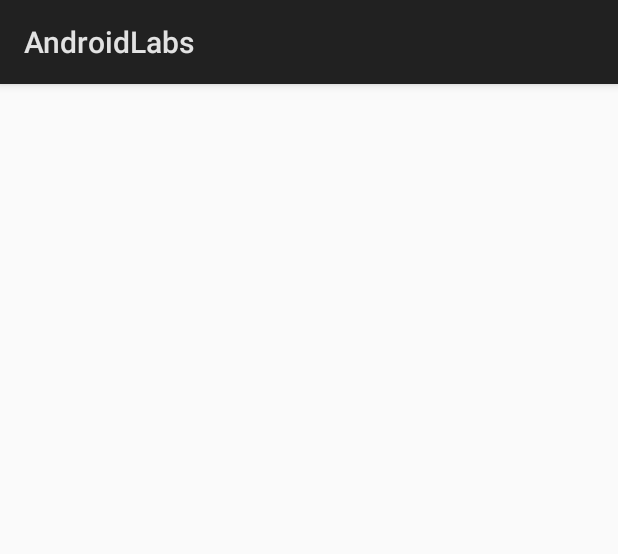
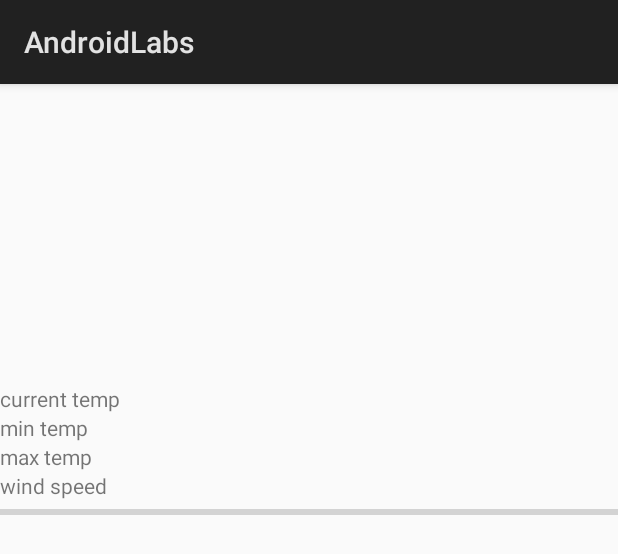
Before and after one commit to cherryholme/Cst2335Labs, an Android app: the layout activity_weather_fore_cast.xml on its own in the app's theme, with its tools: preview values and no code run, on a phone screen of 412 x 824 dp. Shown: the top 554 px of the screen. Run offline under Robolectric (Android 15) with nearby library versions, the phone set to English and light mode, and no system bars.

Commit message:
attempt 2 at commiting finished lab6

```diff
--- a/app/build.gradle
+++ b/app/build.gradle
@@ -8,6 +8,7 @@ android {
         targetSdkVersion 28
         versionCode 1
         versionName "1.0"
+        useLibrary "org.apache.http.legacy"
         testInstrumentationRunner "android.support.test.runner.AndroidJUnitRunner"
     }
     buildTypes {
@@ -25,4 +26,6 @@ dependencies {
     testImplementation 'junit:junit:4.12'
     androidTestImplementation 'com.android.support.test:runner:1.0.2'
     androidTestImplementation 'com.android.support.test.espresso:espresso-core:3.0.2'
+
+
 }
--- a/app/src/main/res/layout/activity_weather_fore_cast.xml
+++ b/app/src/main/res/layout/activity_weather_fore_cast.xml
@@ -1,9 +1,49 @@
 <?xml version="1.0" encoding="utf-8"?>
-<android.support.constraint.ConstraintLayout xmlns:android="http://schemas.android.com/apk/res/android"
-    xmlns:app="http://schemas.android.com/apk/res-auto"
+
+<LinearLayout android:orientation="vertical" xmlns:android="http://schemas.android.com/apk/res/android"
     xmlns:tools="http://schemas.android.com/tools"
     android:layout_width="match_parent"
     android:layout_height="match_parent"
     tools:context=".WeatherForeCast">
 
-</android.support.constraint.ConstraintLayout>
+    <ImageView
+        android:layout_width="200dp"
+        android:layout_height="200dp"
+        android:id="@+id/weatherImage"
+        />
+    <TextView
+        android:layout_width="wrap_content"
+        android:layout_height="wrap_content"
+        android:text="current temp"
+        android:id="@+id/currentTmp"
+
+        />
+    <TextView
+        android:layout_width="wrap_content"
+        android:layout_height="wrap_content"
+        android:text="min temp"
+        android:id="@+id/minTemp"
+        />
+    <TextView
+        android:layout_width="wrap_content"
+        android:layout_height="wrap_content"
+        android:text="max temp"
+        android:id="@+id/maxTmp"
+
+        />
+    <TextView
+        android:layout_width="wrap_content"
+        android:layout_height="wrap_content"
+        android:text="wind speed"
+        android:id="@+id/windSpd"
+        />
+
+    <ProgressBar
+        style="?android:attr/progressBarStyleHorizontal"
+        android:layout_width="match_parent"
+        android:layout_height="wrap_content"
+        android:visibility="visible"
+        android:id="@+id/progbar"/>
+
+
+</LinearLayout>
--- a/app/src/main/res/values/colors.xml
+++ b/app/src/main/res/values/colors.xml
@@ -1,6 +1,6 @@
 <?xml version="1.0" encoding="utf-8"?>
 <resources>
-    <color name="colorPrimary">#3F51B5</color>
+    <color name="colorPrimary">#0baa35</color>
     <color name="colorPrimaryDark">#303F9F</color>
-    <color name="colorAccent">#686768</color>
+    <color name="colorAccent">#e43703</color>
 </resources>
--- a/app/src/main/res/values/strings.xml
+++ b/app/src/main/res/values/strings.xml
@@ -21,5 +21,4 @@
 
 
 
-
 </resources>
--- a/build.gradle
+++ b/build.gradle
@@ -7,7 +7,7 @@ buildscript {
         jcenter()
     }
     dependencies {
-        classpath 'com.android.tools.build:gradle:3.2.0'
+        classpath 'com.android.tools.build:gradle:3.2.1'
 
 
         // NOTE: Do not place your application dependencies here; they belong
```
Also changed, not shown: app/src/main/AndroidManifest.xml (+4 -3 lines), app/src/main/java/com/example/chris/androidlabs/StartActivity.java (+10 -1 lines), app/src/main/java/com/example/chris/androidlabs/WeatherForeCast.java (+163 -1 lines), app/src/main/res/layout/activity_start.xml (+10 -1 lines).
